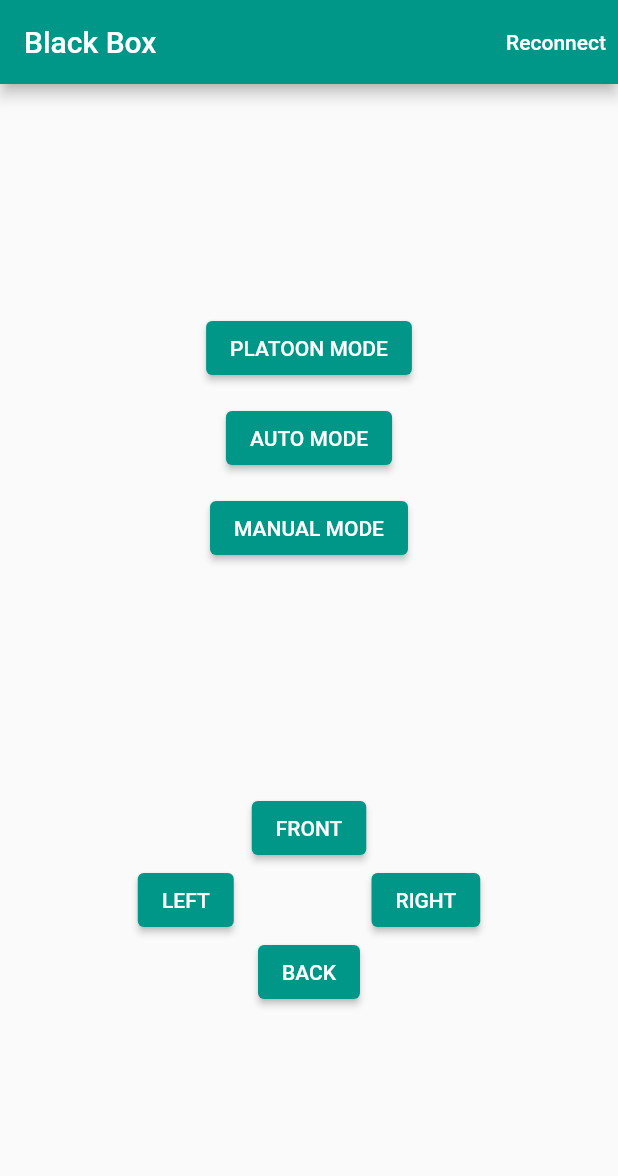
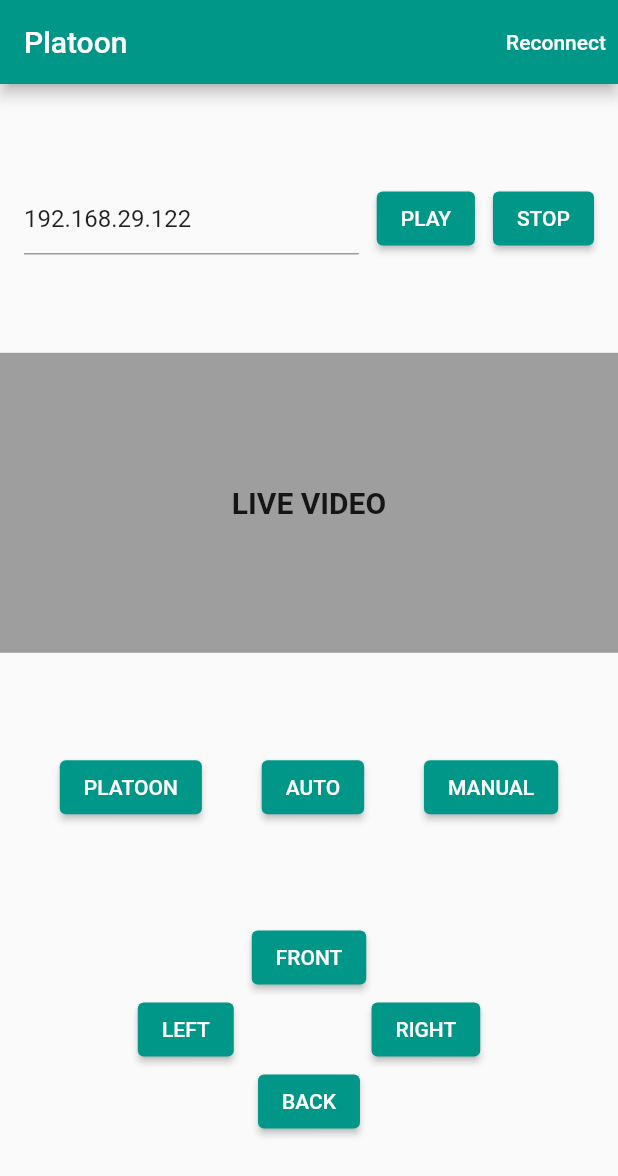
Before and after one commit to gangadharashettypj/ArduinoIOT, a Flutter app: the screen it shows after launch, on a phone screen of 412 x 824 dp. Shown: the top 1176 px of the screen. Run offline on Flutter 3.47's test engine with Material 2 defaults, Android fonts, the phone set to English and light mode, and no system bars; our stand-ins replace hive; missing offline and left inert: flutter_vlc_player, r_get_ip, udp; accounts and stored records are empty.

Commit message:
platoon working

```diff
--- a/lib/ui/screen/home/home.dart
+++ b/lib/ui/screen/home/home.dart
@@ -6,6 +6,7 @@ import 'package:arduino_iot_v2/resources/nestbees_resources.dart';
 import 'package:arduino_iot_v2/service/rest/http_rest.dart';
 import 'package:arduino_iot_v2/service/udp/udp.dart';
 import 'package:flutter/material.dart';
+import 'package:flutter_vlc_player/flutter_vlc_player.dart';
 
 class HomeScreen extends StatefulWidget {
   const HomeScreen({super.key});
@@ -17,25 +18,43 @@ class HomeScreen extends StatefulWidget {
 class _HomeScreenState extends State<HomeScreen> {
   List<String> messages = [];
 
+  VlcPlayerController? _videoPlayerController;
+
+  String url = '192.168.29.122';
+
+  final controller = TextEditingController();
+
   @override
   void initState() {
     startListening();
     if (dbInstance.containsKey(DBKeys.data)) {
       messages = dbInstance.get(DBKeys.data);
     }
+    controller.text = url;
+    // playVideo();
     super.initState();
   }
 
-  ScrollController scrollController = ScrollController();
+  @override
+  void dispose() {
+    _videoPlayerController?.dispose();
+    super.dispose();
+  }
+
+  void playVideo() {
+    _videoPlayerController = VlcPlayerController.network(
+      'http://$url:5001/video_feed',
+      autoPlay: true,
+      options: VlcPlayerOptions(),
+    );
+  }
 
   @override
   Widget build(BuildContext context) {
-    scrollController.animateTo(0,
-        duration: const Duration(milliseconds: 300), curve: Curves.decelerate);
     return Scaffold(
       appBar: AppBar(
         title: const Text(
-          'Black Box',
+          'Platoon',
         ),
         actions: <Widget>[
           TextButton(
@@ -58,28 +77,87 @@ class _HomeScreenState extends State<HomeScreen> {
       body: Column(
         mainAxisAlignment: MainAxisAlignment.spaceEvenly,
         children: [
-          Column(
+          Container(
+            margin: const EdgeInsets.symmetric(horizontal: 16),
+            child: Row(
+              children: [
+                Expanded(
+                  child: TextField(
+                    controller: controller,
+                    decoration: const InputDecoration(
+                      hintText: 'IP Address',
+                      alignLabelWithHint: true,
+                    ),
+                  ),
+                ),
+                const SizedBox(width: 12),
+                ElevatedButton(
+                  onPressed: () {
+                    setState(() {
+                      url = controller.text;
+                      playVideo();
+                    });
+                  },
+                  child: const Text('PLAY'),
+                ),
+                const SizedBox(width: 12),
+                ElevatedButton(
+                  onPressed: () {
+                    setState(() {
+                      _videoPlayerController?.dispose();
+                      _videoPlayerController = null;
+                    });
+                  },
+                  child: const Text('STOP'),
+                ),
+              ],
+            ),
+          ),
+          if (_videoPlayerController == null)
+            SizedBox(
+              height: 200,
+              child: Container(
+                color: Colors.grey,
+                child: const Center(
+                  child: Text(
+                    'LIVE VIDEO',
+                    style: TextStyle(
+                      fontWeight: FontWeight.bold,
+                      fontSize: 20,
+                    ),
+                  ),
+                ),
+              ),
+            ),
+          if (_videoPlayerController != null)
+            SizedBox(
+              height: 200,
+              child: VlcPlayer(
+                aspectRatio: 4 / 3,
+                placeholder: Container(),
+                controller: _videoPlayerController!,
+              ),
+            ),
+          Row(
             mainAxisAlignment: MainAxisAlignment.spaceEvenly,
             children: [
               ElevatedButton(
                 onPressed: () {
                   LocalUDP.send('PLATOON');
                 },
-                child: const Text('PLATOON MODE'),
+                child: const Text('PLATOON'),
               ),
-              const SizedBox(height: 12),
               ElevatedButton(
                 onPressed: () {
                   LocalUDP.send('AUTO');
                 },
-                child: const Text('AUTO MODE'),
+                child: const Text('AUTO'),
               ),
-              const SizedBox(height: 12),
               ElevatedButton(
                 onPressed: () {
                   LocalUDP.send('MANUAL');
                 },
-                child: const Text('MANUAL MODE'),
+                child: const Text('MANUAL'),
               ),
             ],
           ),
--- a/pubspec.yaml
+++ b/pubspec.yaml
@@ -17,6 +17,8 @@ dependencies:
   fluttertoast: 8.2.1
   r_get_ip: 0.1.1
   hive:
+  flutter_vlc_player: 7.1.5
+
 
 dev_dependencies:
   flutter_test:
```
Also changed, not shown: pubspec.lock, 7 other files.
